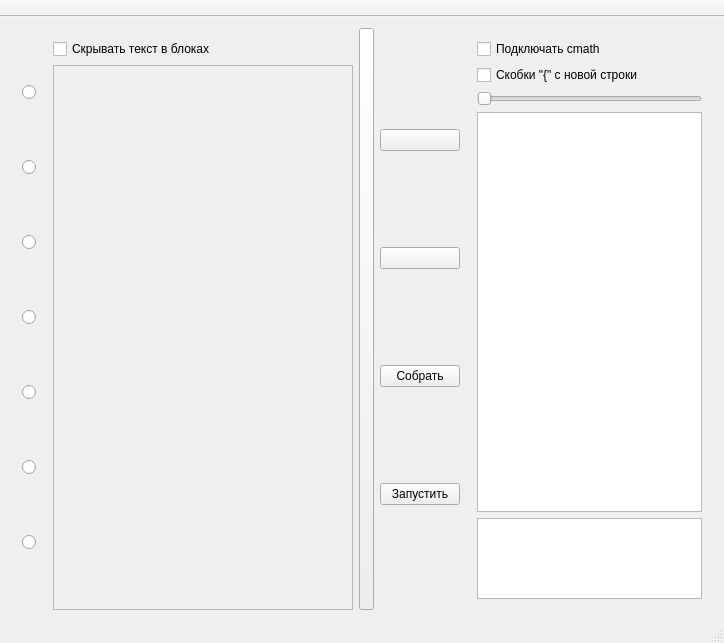
Old version of the form mainwindow.ui in the repository MrBentCode/FlowChart_trainer.
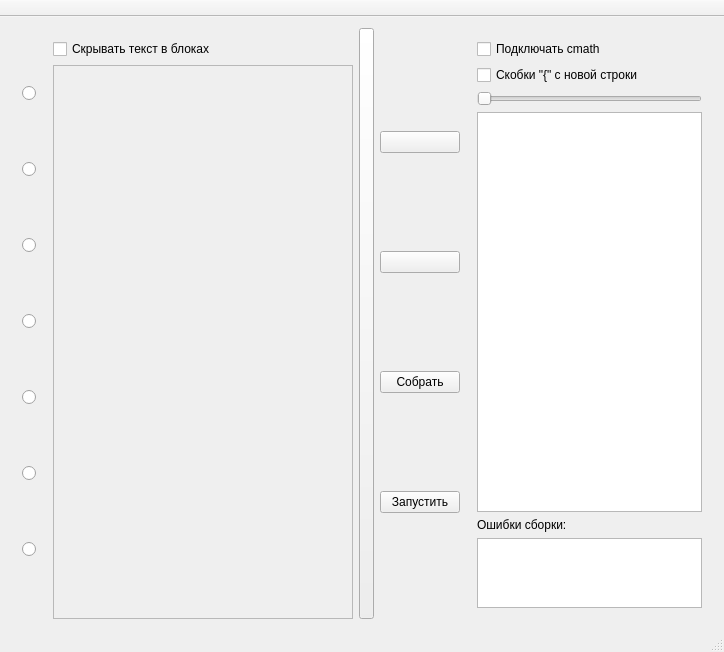
New version of the form. Icons and pictures are not drawn.

```diff
--- a/mainwindow.ui
+++ b/mainwindow.ui
@@ -416,6 +416,13 @@
          </property>
         </widget>
        </item>
+       <item>
+        <widget class="QLabel" name="label">
+         <property name="text">
+          <string>Ошибки сборки:</string>
+         </property>
+        </widget>
+       </item>
        <item>
         <widget class="QTextBrowser" name="textBrowser"/>
        </item>
```
